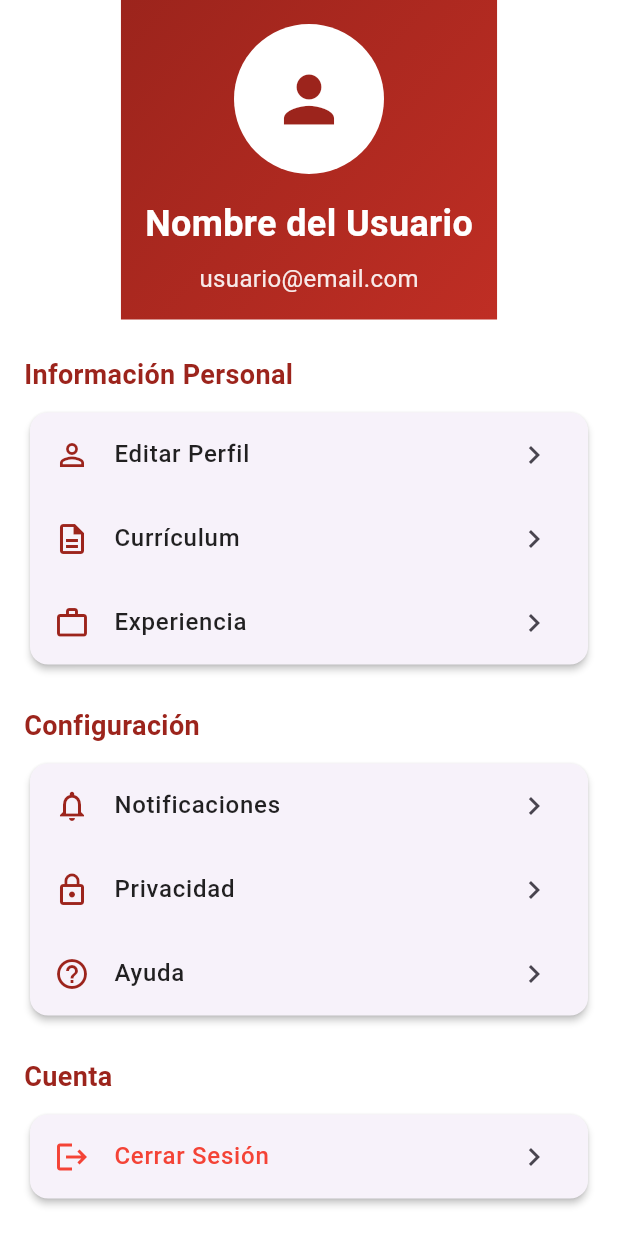
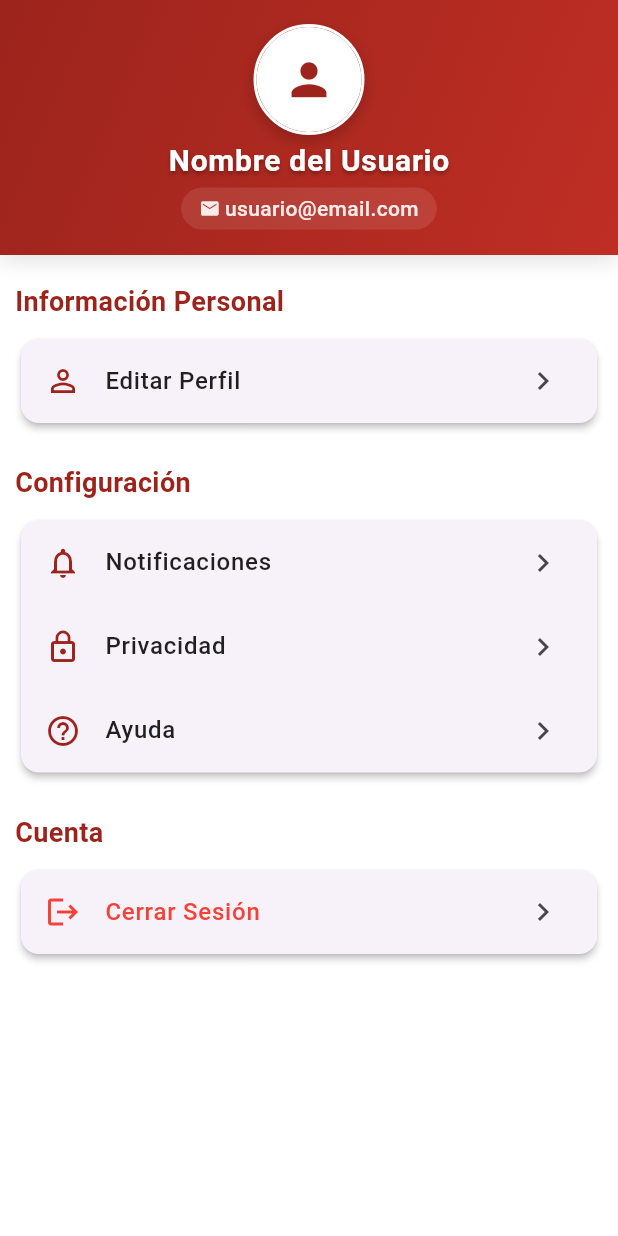
Before and after one commit to DIGP1/bolsa_de_oportunidades_flutter, a Flutter app: the ProfileScreen screen opened directly, on a phone screen of 412 x 824 dp. Run offline on Flutter 3.47's test engine with Material 3 defaults, Android fonts, the phone set to English and light mode, and no system bars.

Commit message:
cambios en el diseño

```diff
--- a/lib/presentations/screens/perfil_screen.dart
+++ b/lib/presentations/screens/perfil_screen.dart
@@ -22,63 +22,115 @@ class ProfileScreen extends StatelessWidget {
 
 Widget _buildHeader() {
   return Container(
-      padding: const EdgeInsets.all(16),
-      decoration: const BoxDecoration(
-        gradient: LinearGradient(
+    width: double.infinity,
+    padding: const EdgeInsets.symmetric(vertical: 16, horizontal: 24),
+    decoration: BoxDecoration(
+      gradient: const LinearGradient(
         colors: [Color(0xFF9C241C), Color(0xFFBF2E24)],
         begin: Alignment.topLeft,
         end: Alignment.bottomRight,
       ),
+      boxShadow: [
+        BoxShadow(
+          color: Colors.black.withOpacity(0.1),
+          blurRadius: 10,
+          offset: const Offset(0, 5),
+        ),
+      ],
     ),
     child: Column(
+      mainAxisSize: MainAxisSize.min,
       children: [
-          const CircleAvatar(
-            radius: 50,
+        Container(
+          decoration: BoxDecoration(
+            shape: BoxShape.circle,
+            border: Border.all(color: Colors.white, width: 2),
+            boxShadow: [
+              BoxShadow(
+                color: Colors.black.withOpacity(0.2),
+                blurRadius: 8,
+                offset: const Offset(0, 4),
+              ),
+            ],
+          ),
+          child: const CircleAvatar(
+            radius: 35,
             backgroundColor: Colors.white,
             child: Icon(
               Icons.person,
-              size: 50,
+              size: 35,
               color: Color(0xFF9C241C),
             ),
           ),
-          const SizedBox(height: 16),
+        ),
+        const SizedBox(height: 3),
+
         const Text(
           'Nombre del Usuario',
           style: TextStyle(
             color: Colors.white,
-              fontSize: 24,
+            fontSize: 20,
             fontWeight: FontWeight.bold,
+            letterSpacing: 0.5,
+            shadows: [
+              Shadow(
+                offset: Offset(0, 2),
+                blurRadius: 3,
+                color: Color.fromRGBO(0, 0, 0, 0.3),
+              ),
+            ],
           ),
         ),
-          const SizedBox(height: 8),
+        const SizedBox(height: 3),
+
+        Container(
+          padding: const EdgeInsets.symmetric(horizontal: 12, vertical: 4),
+          decoration: BoxDecoration(
+            color: Colors.white.withOpacity(0.1),
+            borderRadius: BorderRadius.circular(15),
+          ),
+          child: Row(
+            mainAxisSize: MainAxisSize.min,
+            children: [
+              Icon(
+                Icons.email,
+                size: 14,
+                color: Colors.white.withOpacity(0.9),
+              ),
+              const SizedBox(width: 3),
               Text(
                 'usuario@email.com',
                 style: TextStyle(
                   color: Colors.white.withOpacity(0.9),
-              fontSize: 16,
+                  fontSize: 14,
+                  fontWeight: FontWeight.w500,
                 ),
               ),
             ],
           ),
+        ),
+
+        const SizedBox(height: 1),
+      ],
+    ),
   );
+}
 }
 
   Widget _buildProfileContent() {
     return ListView(
-      padding: const EdgeInsets.all(16),
+      padding: const EdgeInsets.all(10),
       children: [
         _buildSection('Información Personal', [
           _buildListTile(Icons.person_outline, 'Editar Perfil'),
-          _buildListTile(Icons.description_outlined, 'Currículum'),
-          _buildListTile(Icons.work_outline, 'Experiencia'),
         ]),
-        const SizedBox(height: 16),
+        const SizedBox(height: 15),
         _buildSection('Configuración', [
           _buildListTile(Icons.notifications_outlined, 'Notificaciones'),
           _buildListTile(Icons.lock_outline, 'Privacidad'),
           _buildListTile(Icons.help_outline, 'Ayuda'),
         ]),
-        const SizedBox(height: 16),
+        const SizedBox(height: 15),
         _buildSection('Cuenta', [
           _buildListTile(Icons.logout, 'Cerrar Sesión', color: Colors.red),
         ]),
@@ -121,8 +173,7 @@ class ProfileScreen extends StatelessWidget {
       ),
       trailing: const Icon(Icons.chevron_right),
       onTap: () {
-        // Handle navigation or action
+        // Manejar la navegación o la acción
       },
     );
   }
-}
```
Also changed, not shown: lib/presentations/screens/guardados_screen.dart (+7 -6 lines), lib/presentations/screens/home.dart (+1 -128 lines), lib/presentations/screens/registro_screen.dart (+34 -20 lines), lib/main.dart (line endings or trailing spaces). Lines whose indentation alone changed are shown as unchanged.
